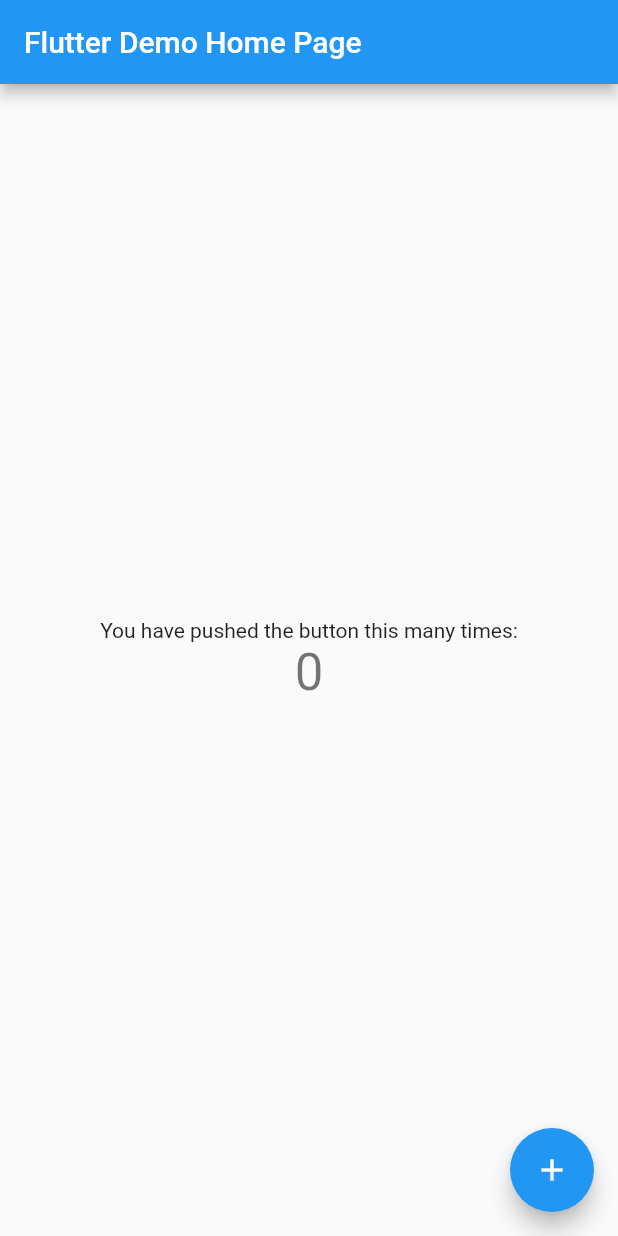
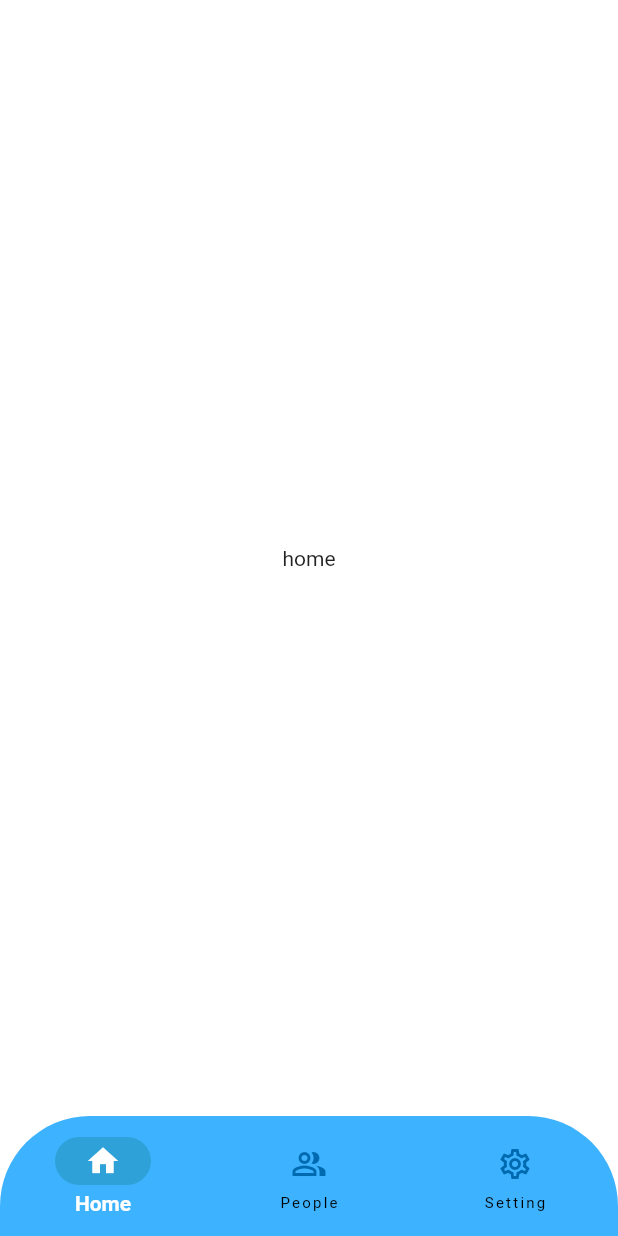
Before and after one commit to rizerzero/Amerta, a Flutter app: the screen it shows after launch, on a phone screen of 412 x 824 dp. Run offline on Flutter 3.47's test engine with Material 2 defaults, Android fonts, the phone set to English and light mode, and no system bars; our stand-ins replace dio, equatable, flutter_riverpod, go_router, google_fonts, hive_flutter; accounts and stored records are empty; Roboto replaces fonts that are missing (Abel).

Commit message:
Setup Material You Bottom Navigation Bar

```diff
--- a/lib/main.dart
+++ b/lib/main.dart
@@ -1,115 +1,43 @@
 import 'package:flutter/material.dart';
+import 'package:flutter_riverpod/flutter_riverpod.dart';
+import 'package:go_router/go_router.dart';
+import 'package:hive_flutter/hive_flutter.dart';
 
-void main() {
-  runApp(const MyApp());
+import 'src/utils/colors.dart';
+import 'src/utils/fonts.dart';
+import 'src/utils/go_router.dart';
+
+Future<void> main() async {
+  WidgetsFlutterBinding.ensureInitialized();
+  await Hive.initFlutter();
+
+  // turn off the # in the URLs on the web
+  GoRouter.setUrlPathStrategy(UrlPathStrategy.path);
+  runApp(const ProviderScope(child: App()));
 }
 
-class MyApp extends StatelessWidget {
-  const MyApp({Key? key}) : super(key: key);
+class App extends ConsumerWidget {
+  const App({Key? key}) : super(key: key);
 
-  // This widget is the root of your application.
   @override
-  Widget build(BuildContext context) {
-    return MaterialApp(
-      title: 'Flutter Demo',
-      theme: ThemeData(
-        // This is the theme of your application.
-        //
-        // Try running your application with "flutter run". You'll see the
-        // application has a blue toolbar. Then, without quitting the app, try
-        // changing the primarySwatch below to Colors.green and then invoke
-        // "hot reload" (press "r" in the console where you ran "flutter run",
-        // or simply save your changes to "hot reload" in a Flutter IDE).
-        // Notice that the counter didn't reset back to zero; the application
-        // is not restarted.
-        primarySwatch: Colors.blue,
+  Widget build(BuildContext context, WidgetRef ref) {
+    final _goRouter = ref.watch(goRouter);
+    final theme = ThemeData();
+
+    return MaterialApp.router(
+      title: "Amerta",
+      debugShowCheckedModeBanner: false,
+      theme: theme.copyWith(
+        textTheme: bodyFontTheme(context),
+        scaffoldBackgroundColor: Colors.white,
+        colorScheme: theme.colorScheme.copyWith(
+          primary: primary,
+          secondary: secondaryDark,
+        ),
       ),
-      home: const MyHomePage(title: 'Flutter Demo Home Page'),
+      color: primary,
+      routeInformationParser: _goRouter.routeInformationParser,
+      routerDelegate: _goRouter.routerDelegate,
     );
   }
 }
-
-class MyHomePage extends StatefulWidget {
-  const MyHomePage({Key? key, required this.title}) : super(key: key);
-
-  // This widget is the home page of your application. It is stateful, meaning
-  // that it has a State object (defined below) that contains fields that affect
-  // how it looks.
-
-  // This class is the configuration for the state. It holds the values (in this
-  // case the title) provided by the parent (in this case the App widget) and
-  // used by the build method of the State. Fields in a Widget subclass are
-  // always marked "final".
-
-  final String title;
-
-  @override
-  State<MyHomePage> createState() => _MyHomePageState();
-}
-
-class _MyHomePageState extends State<MyHomePage> {
-  int _counter = 0;
-
-  void _incrementCounter() {
-    setState(() {
-      // This call to setState tells the Flutter framework that something has
-      // changed in this State, which causes it to rerun the build method below
-      // so that the display can reflect the updated values. If we changed
-      // _counter without calling setState(), then the build method would not be
-      // called again, and so nothing would appear to happen.
-      _counter++;
-    });
-  }
-
-  @override
-  Widget build(BuildContext context) {
-    // This method is rerun every time setState is called, for instance as done
-    // by the _incrementCounter method above.
-    //
-    // The Flutter framework has been optimized to make rerunning build methods
-    // fast, so that you can just rebuild anything that needs updating rather
-    // than having to individually change instances of widgets.
-    return Scaffold(
-      appBar: AppBar(
-        // Here we take the value from the MyHomePage object that was created by
-        // the App.build method, and use it to set our appbar title.
-        title: Text(widget.title),
-      ),
-      body: Center(
-        // Center is a layout widget. It takes a single child and positions it
-        // in the middle of the parent.
-        child: Column(
-          // Column is also a layout widget. It takes a list of children and
-          // arranges them vertically. By default, it sizes itself to fit its
-          // children horizontally, and tries to be as tall as its parent.
-          //
-          // Invoke "debug painting" (press "p" in the console, choose the
-          // "Toggle Debug Paint" action from the Flutter Inspector in Android
-          // Studio, or the "Toggle Debug Paint" command in Visual Studio Code)
-          // to see the wireframe for each widget.
-          //
-          // Column has various properties to control how it sizes itself and
-          // how it positions its children. Here we use mainAxisAlignment to
-          // center the children vertically; the main axis here is the vertical
-          // axis because Columns are vertical (the cross axis would be
-          // horizontal).
-          mainAxisAlignment: MainAxisAlignment.center,
-          children: <Widget>[
-            const Text(
-              'You have pushed the button this many times:',
-            ),
-            Text(
-              '$_counter',
-              style: Theme.of(context).textTheme.headline4,
-            ),
-          ],
-        ),
-      ),
-      floatingActionButton: FloatingActionButton(
-        onPressed: _incrementCounter,
-        tooltip: 'Increment',
-        child: const Icon(Icons.add),
-      ), // This trailing comma makes auto-formatting nicer for build methods.
-    );
-  }
-}
--- a/lib/src/utils/colors.dart
+++ b/lib/src/utils/colors.dart
@@ -13,7 +13,8 @@
 const primaryShade4 = Color(0xFF002B67);
 
 /// Neighbor Pallete / Threedom
-const secondary = Color(0xFF629992);
+const secondaryLight = Color(0xFF629992);
+const secondaryDark = Color(0xFF006A61);
 
 /// Grey Friend / Matching Palette
 const grey = Color(0xFF9FADBD);
--- a/lib/src/utils/go_router.dart
+++ b/lib/src/utils/go_router.dart
@@ -0,0 +1,249 @@
+import 'package:flutter/material.dart';
+import 'package:flutter_riverpod/flutter_riverpod.dart';
+import 'package:go_router/go_router.dart';
+
+import 'utils.dart';
+
+const splashRouteNamed = 'splash';
+const appRouteNamed = 'welcome';
+const homeRouteNamed = 'home';
+const settingRouteNamed = 'setting';
+const peopleRouteNamed = 'people';
+
+enum AppBottomNavigationMenu { home, people, setting, unknown }
+
+extension AppBottomNavigationMenuMenuExt on AppBottomNavigationMenu {
+  int toIndex() {
+    switch (this) {
+      case AppBottomNavigationMenu.home:
+        return 0;
+      case AppBottomNavigationMenu.people:
+        return 1;
+      case AppBottomNavigationMenu.setting:
+        return 2;
+      default:
+        return -1;
+    }
+  }
+
+  String toStr() {
+    switch (this) {
+      case AppBottomNavigationMenu.home:
+        return "home";
+      case AppBottomNavigationMenu.people:
+        return "people";
+      case AppBottomNavigationMenu.setting:
+        return "setting";
+      default:
+        return "-";
+    }
+  }
+}
+
+final goRouter = Provider<GoRouter>((ref) {
+  return GoRouter(
+    debugLogDiagnostics: true,
+    initialLocation: '/splash',
+    redirect: (state) => null,
+    errorBuilder: (ctx, state) {
+      return const Scaffold(
+        body: Center(
+          child: Text("error"),
+        ),
+      );
+    },
+    routes: [
+      GoRoute(
+        path: "/splash",
+        name: splashRouteNamed,
+        builder: (ctx, state) => const SplashPage(),
+      ),
+      GoRoute(
+        path: '/app',
+        name: appRouteNamed,
+
+        /// [0]  = Home
+        /// [1]  = People
+        /// [2]  = Setting
+        redirect: (state) => "/app/${AppBottomNavigationMenu.home.toStr()}",
+        routes: [
+          GoRoute(
+            path: ":section",
+            builder: (ctx, state) {
+              final param = state.params['section'];
+              return WelcomePage(
+                appBottomNavigationMenu: AppBottomNavigationMenu.values.firstWhere(
+                  (element) => element.toStr() == param,
+                  orElse: () => AppBottomNavigationMenu.unknown,
+                ),
+              );
+            },
+          ),
+        ],
+      ),
+    ],
+  );
+});
+
+class SplashPage extends StatefulWidget {
+  const SplashPage({
+    Key? key,
+  }) : super(key: key);
+
+  @override
+  State<SplashPage> createState() => _SplashPageState();
+}
+
+class _SplashPageState extends State<SplashPage> {
+  @override
+  void initState() {
+    super.initState();
+    Future.microtask(() {
+      _initApplication();
+    });
+  }
+
+  Future<void> _initApplication() async {
+    await Future.delayed(const Duration(seconds: 2));
+    context.goNamed(appRouteNamed);
+  }
+
+  @override
+  Widget build(BuildContext context) {
+    return const Scaffold(
+      backgroundColor: primary,
+      body: Center(
+        child: CircularProgressIndicator(
+          color: Colors.white,
+        ),
+      ),
+    );
+  }
+}
+
+class WelcomePage extends StatefulWidget {
+  const WelcomePage({
+    Key? key,
+    required this.appBottomNavigationMenu,
+  }) : super(key: key);
+
+  final AppBottomNavigationMenu appBottomNavigationMenu;
+
+  @override
+  State<WelcomePage> createState() => _WelcomePageState();
+}
+
+class _WelcomePageState extends State<WelcomePage> {
+  int _selectedIndex = AppBottomNavigationMenu.home.toIndex();
+  @override
+  Widget build(BuildContext context) {
+    return Scaffold(
+      body: [
+        const HomePage(),
+        const PeoplePage(),
+        const SettingPage(),
+      ].elementAt(_selectedIndex),
+      bottomNavigationBar: ClipRRect(
+        borderRadius: const BorderRadius.vertical(top: Radius.circular(60.0)),
+        child: Theme(
+          data: Theme.of(context).copyWith(
+            navigationBarTheme: NavigationBarThemeData(
+              labelTextStyle: MaterialStateProperty.resolveWith(
+                (states) {
+                  /// Ubah warna text jika terselected
+                  if (states.contains(MaterialState.selected)) {
+                    return const TextStyle(
+                      color: Colors.white,
+                      fontWeight: FontWeight.bold,
+                    );
+                  }
+                  return null;
+                },
+              ),
+            ),
+          ),
+          child: NavigationBar(
+            onDestinationSelected: (index) => setState(() => _selectedIndex = index),
+            backgroundColor: primary,
+            selectedIndex: _selectedIndex,
+            labelBehavior: NavigationDestinationLabelBehavior.alwaysShow,
+            destinations: const [
+              NavigationDestination(
+                icon: Icon(
+                  Icons.home_outlined,
+                  color: primaryShade2,
+                ),
+                selectedIcon: Icon(
+                  Icons.home,
+                  color: Colors.white,
+                ),
+                label: "Home",
+              ),
+              NavigationDestination(
+                icon: Icon(
+                  Icons.people_alt_outlined,
+                  color: primaryShade2,
+                ),
+                selectedIcon: Icon(
+                  Icons.people_alt,
+                  color: Colors.white,
+                ),
+                label: "People",
+              ),
+              NavigationDestination(
+                icon: Icon(
+                  Icons.settings_outlined,
+                  color: primaryShade2,
+                ),
+                selectedIcon: Icon(
+                  Icons.settings,
+                  color: Colors.white,
+                ),
+                label: "Setting",
+              ),
+            ],
+          ),
+        ),
+      ),
+    );
+  }
+}
+
+class HomePage extends StatelessWidget {
+  const HomePage({Key? key}) : super(key: key);
+
+  @override
+  Widget build(BuildContext context) {
+    return const SafeArea(
+      child: Center(
+        child: Text("home"),
+      ),
+    );
+  }
+}
+
+class PeoplePage extends StatelessWidget {
+  const PeoplePage({Key? key}) : super(key: key);
+
+  @override
+  Widget build(BuildContext context) {
+    return const SafeArea(
+      child: const Center(
+        child: Text("people"),
+      ),
+    );
+  }
+}
+
+class SettingPage extends StatelessWidget {
+  const SettingPage({Key? key}) : super(key: key);
+
+  @override
+  Widget build(BuildContext context) {
+    return const SafeArea(
+      child: const Center(
+        child: Text("setting"),
+      ),
+    );
+  }
+}
```
Also changed, not shown: lib/src/utils/fonts.dart (+6 -4 lines), pubspec.yaml (+8 -7 lines), pubspec.lock.
